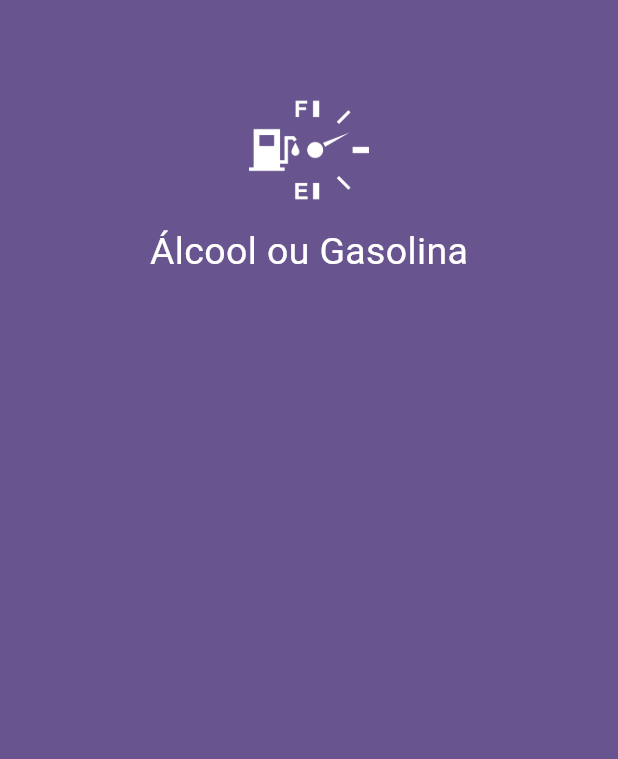
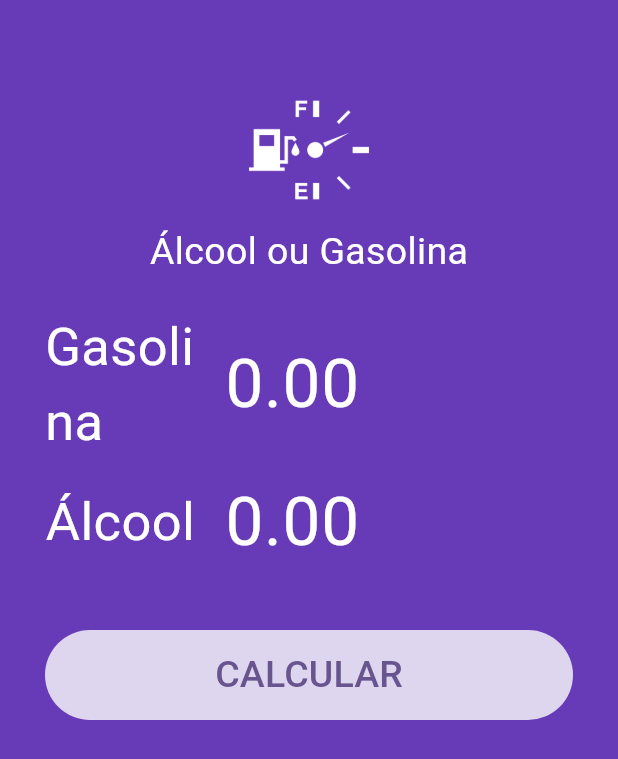
Before and after one commit to andreivo/flutter_aula02, a Flutter app: the screen it shows after launch, on a phone screen of 412 x 824 dp. Shown: the top 759 px of the screen. Run offline on Flutter 3.47's test engine with Material 3 defaults, Android fonts, the phone set to English and light mode, and no system bars; our stand-ins replace flutter_multi_formatter; Roboto replaces fonts that are missing (Big Shoulders Display).

```diff
--- a/lib/main.dart
+++ b/lib/main.dart
@@ -1,4 +1,4 @@
-import 'package:aula02_combustivel/widgets/logo.widget.dart';
+import 'package:aula02_combustivel/pages/home.page.dart';
 import 'package:flutter/material.dart';
 
 void main() {
@@ -27,19 +27,3 @@ class MainApp extends StatelessWidget {
     );
   }
 }
-
-class Homepage extends StatelessWidget {
-  const Homepage({super.key});
-
-  @override
-  Widget build(BuildContext context) {
-    return Scaffold(
-      backgroundColor: Theme.of(context).colorScheme.primary,
-      body: ListView(
-        children: [
-          Logo(),
-        ],
-      ),
-    );
-  }
-}
--- /dev/null
+++ b/lib/pages/home.page.dart
@@ -0,0 +1,86 @@
+import 'package:aula02_combustivel/widgets/logo.widget.dart';
+import 'package:aula02_combustivel/widgets/submit-form.dart';
+import 'package:aula02_combustivel/widgets/success.widget.dart';
+import 'package:flutter/material.dart';
+
+class Homepage extends StatefulWidget {
+  Homepage({super.key});
+
+  @override
+  State<Homepage> createState() => _HomepageState();
+}
+
+class _HomepageState extends State<Homepage> {
+  final TextEditingController _gasCtrl = TextEditingController();
+  final TextEditingController _alcCtrl = TextEditingController();
+  var busy = false;
+  var complete = false;
+  var resultText = "Compensa utilizar álcool";
+  Color color = Colors.deepPurple;
+
+  @override
+  Widget build(BuildContext context) {
+    return Scaffold(
+      backgroundColor: Theme.of(context).colorScheme.primary,
+      body: AnimatedContainer(
+          duration: Duration(
+            milliseconds: 1200,
+          ),
+          color: color,
+          child: ListView(
+            children: [
+              Logo(),
+              complete
+                  ? Success(
+                      result: resultText,
+                      reset: reset,
+                    )
+                  : SubmitForm(
+                      alcCtrl: _alcCtrl,
+                      gasCtrl: _gasCtrl,
+                      busy: busy,
+                      submitFunc: calculate,
+                    ),
+            ],
+          )),
+    );
+  }
+
+  Future calculate() async {
+    double alc =
+        double.parse(_alcCtrl.text.replaceAll(RegExp(r'[,.]'), '')) / 100;
+    double gas =
+        double.parse(_gasCtrl.text.replaceAll(RegExp(r'[,.]'), '')) / 100;
+    double res = alc / gas;
+
+    setState(() {
+      color = Colors.deepPurpleAccent;
+      complete = false;
+      busy = true;
+    });
+
+    return Future.delayed(
+      const Duration(seconds: 1),
+      () => setState(() {
+        if (res >= 0.7) {
+          resultText = "Compensa utilizar Gasolina!";
+        } else {
+          resultText = "Compensa utilizar Álcool!";
+        }
+
+        complete = true;
+        busy = false;
+      }),
+    );
+  }
+
+  reset() {
+    setState(() {
+      _alcCtrl.text = '';
+      _gasCtrl.text = '';
+      complete = false;
+      busy = false;
+      color = Theme.of(context).colorScheme.primary;
+    });
+  }
+}
--- /dev/null
+++ b/lib/widgets/input.widget.dart
@@ -0,0 +1,56 @@
+import 'package:flutter/material.dart';
+import 'package:flutter_multi_formatter/formatters/currency_input_formatter.dart';
+import 'package:flutter_multi_formatter/formatters/formatter_utils.dart';
+
+class Input extends StatelessWidget {
+  var label = '';
+  var ctrl = TextEditingController();
+
+  Input({
+    super.key,
+    required this.label,
+    required this.ctrl,
+  });
+
+  @override
+  Widget build(BuildContext context) {
+    return Row(
+      children: [
+        Container(
+          width: 100,
+          alignment: Alignment.centerRight,
+          child: Text(
+            label,
+            style: TextStyle(
+              color: Colors.white,
+              fontSize: 35,
+              fontFamily: 'Big Shoulders Display',
+            ),
+          ),
+        ),
+        SizedBox(width: 20),
+        Expanded(
+          child: TextFormField(
+            controller: ctrl,
+            keyboardType: TextInputType.number,
+            inputFormatters: [CurrencyInputFormatter()],
+            decoration: InputDecoration(
+              border: InputBorder.none,
+              hintText: '0.00',
+              hintStyle: TextStyle(
+                color: Colors.white,
+                fontSize: 45,
+                fontFamily: 'Big Shoulders Display',
+              ),
+            ),
+            style: TextStyle(
+              color: Colors.white,
+              fontSize: 45,
+              fontFamily: 'Big Shoulders Display',
+            ),
+          ),
+        )
+      ],
+    );
+  }
+}
--- /dev/null
+++ b/lib/widgets/loading.button.dart
@@ -0,0 +1,52 @@
+import 'package:flutter/material.dart';
+
+class LoadingButton extends StatelessWidget {
+  var busy = false;
+  var invert = false;
+  void Function()? func;
+  String text = '';
+
+  LoadingButton({
+    super.key,
+    required this.busy,
+    required this.invert,
+    required this.func,
+    required this.text,
+  });
+
+  @override
+  Widget build(BuildContext context) {
+    return busy
+        ? Container(
+            alignment: Alignment.center,
+            height: 50,
+            child: CircularProgressIndicator(
+              backgroundColor: Colors.white,
+            ),
+          )
+        : Container(
+            margin: const EdgeInsets.all(30),
+            height: 60,
+            width: double.infinity,
+            decoration: BoxDecoration(
+              color: invert
+                  ? Theme.of(context).colorScheme.primary
+                  : Colors.white.withAlpha(200),
+              borderRadius: BorderRadius.circular(60),
+            ),
+            child: TextButton(
+              onPressed: func,
+              child: Text(
+                text,
+                style: TextStyle(
+                  color: invert
+                      ? Colors.white
+                      : Theme.of(context).colorScheme.primary,
+                  fontSize: 25,
+                  fontFamily: 'Big Shoulders Display',
+                ),
+              ),
+            ),
+          );
+  }
+}
--- /dev/null
+++ b/lib/widgets/submit-form.dart
@@ -0,0 +1,52 @@
+import 'package:aula02_combustivel/widgets/input.widget.dart';
+import 'package:aula02_combustivel/widgets/loading.button.dart';
+import 'package:flutter/material.dart';
+
+class SubmitForm extends StatelessWidget {
+  var gasCtrl = TextEditingController();
+  var alcCtrl = TextEditingController();
+  var busy = false;
+  void Function()? submitFunc;
+
+  SubmitForm({
+    super.key,
+    required this.gasCtrl,
+    required this.alcCtrl,
+    required this.busy,
+    required this.submitFunc,
+  });
+
+  @override
+  Widget build(BuildContext context) {
+    return Column(
+      children: [
+        Padding(
+          padding: EdgeInsets.only(
+            left: 30,
+            right: 30,
+          ),
+          child: Input(
+            label: 'Gasolina',
+            ctrl: gasCtrl,
+          ),
+        ),
+        Padding(
+          padding: EdgeInsets.only(
+            left: 30,
+            right: 30,
+          ),
+          child: Input(
+            label: 'Álcool',
+            ctrl: alcCtrl,
+          ),
+        ),
+        LoadingButton(
+          busy: busy,
+          invert: false,
+          func: submitFunc,
+          text: 'CALCULAR',
+        ),
+      ],
+    );
+  }
+}
--- /dev/null
+++ b/lib/widgets/success.widget.dart
@@ -0,0 +1,49 @@
+import 'package:aula02_combustivel/widgets/loading.button.dart';
+import 'package:flutter/material.dart';
+
+class Success extends StatelessWidget {
+  var result = '';
+  void Function()? reset;
+
+  Success({
+    super.key,
+    required this.result,
+    required this.reset,
+  });
+
+  @override
+  Widget build(BuildContext context) {
+    return Container(
+      // Container para dar um espaçamento entre o logo e os inputs
+      margin: const EdgeInsets.all(30),
+      decoration: BoxDecoration(
+        color: Colors.white.withAlpha(200),
+        borderRadius: BorderRadius.circular(25),
+      ),
+      child: Column(
+        children: [
+          SizedBox(
+            height: 50,
+          ),
+          Text(
+            result,
+            style: TextStyle(
+              color: Theme.of(context).colorScheme.primary,
+              fontSize: 35,
+              fontFamily: 'Big Shoulders Display',
+            ),
+          ),
+          SizedBox(
+            height: 20,
+          ),
+          LoadingButton(
+            busy: false,
+            invert: true,
+            func: reset,
+            text: 'CALCULAR NOVAMENTE',
+          ),
+        ],
+      ),
+    );
+  }
+}
```
